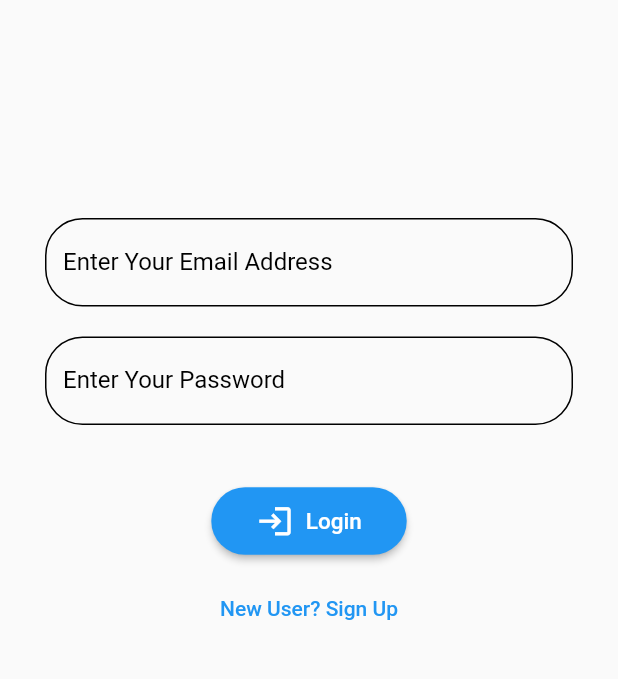
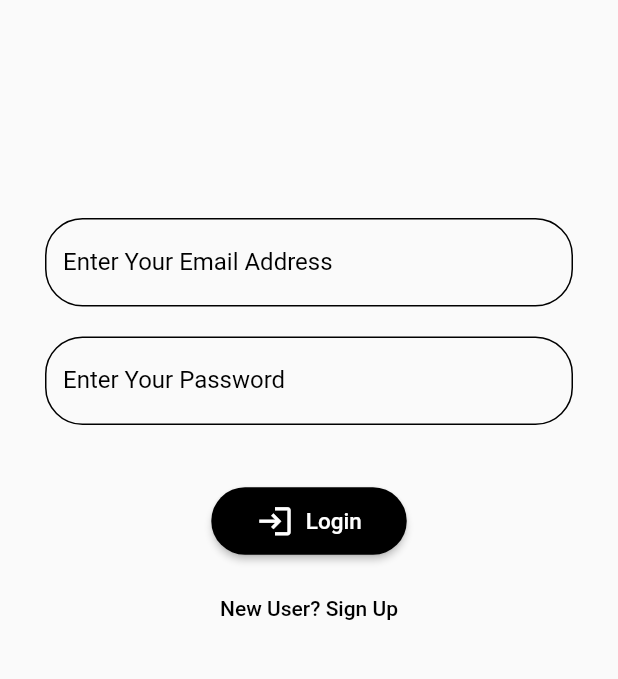
Before and after one commit to cloneartist/Daily-Diary, a Flutter app: the screen it shows after launch, on a phone screen of 412 x 824 dp, the part 374-1053 px from its top. Run offline on Flutter 3.47's test engine with Material 2 defaults, Android fonts, the light colour scheme and no system bars; our stand-ins replace cloud_firestore, firebase_auth, firebase_core; accounts and stored records are empty; generated files the repository leaves out were written again.

Commit message:
minor ui change

```diff
--- a/lib/Screens/login.dart
+++ b/lib/Screens/login.dart
@@ -82,6 +82,7 @@ class _LoginState extends State<Login> {
                   const SizedBox(height: 40.0),
                   ElevatedButton.icon(
                     style: ElevatedButton.styleFrom(
+                      primary: Colors.black,
                       shape: const StadiumBorder(),
                       padding: const EdgeInsets.fromLTRB(30, 10, 30, 10),
                     ),
@@ -142,7 +143,10 @@ class _LoginState extends State<Login> {
                             MaterialPageRoute(builder: (context) => SignUp()));
                         setState(() {});
                       },
-                      child: const Text("New User? Sign Up")),
+                      child: const Text(
+                        "New User? Sign Up",
+                        style: TextStyle(color: Colors.black),
+                      )),
                   const Spacer(
                     flex: 1,
                   )
@@ -159,7 +163,11 @@ class _LoginState extends State<Login> {
 
   // }
 
-  void onulya() {
-    print(user);
+  void createSnackBar(String message) {
+    final snackBar =
+        SnackBar(content: new Text(message), backgroundColor: Colors.red);
+
+    // Find the Scaffold in the Widget tree and use it to show a SnackBar!
+    ScaffoldMessenger.of(context).showSnackBar(snackBar);
   }
 }
```
